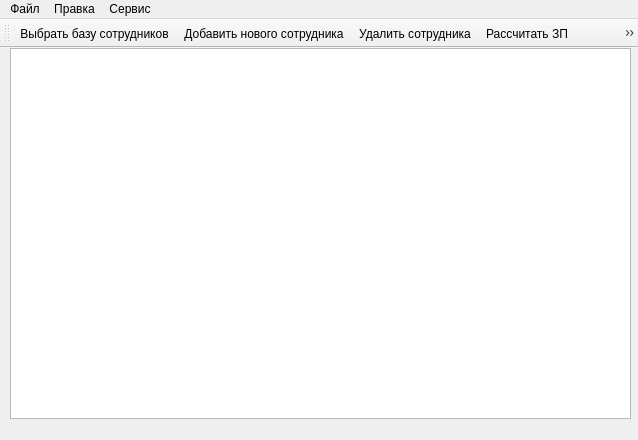
First picture: the form in OPD/winemployees.ui, repository ikherty/OPD, before the edit.
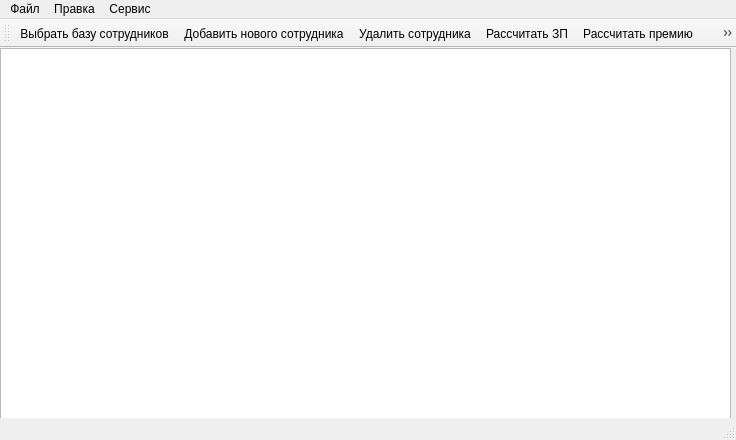
Second picture: the form after the edit. Icons and pictures are not drawn.

The edit to the form file:
```diff
--- a/OPD/winemployees.ui
+++ b/OPD/winemployees.ui
@@ -6,7 +6,7 @@
    <rect>
     <x>0</x>
     <y>0</y>
-    <width>638</width>
+    <width>736</width>
     <height>440</height>
    </rect>
   </property>
@@ -14,12 +14,12 @@
    <string>MainWindow</string>
   </property>
   <widget class="QWidget" name="centralwidget">
-   <widget class="QListWidget" name="listWidget">
+   <widget class="QTextEdit" name="textEdit">
     <property name="geometry">
      <rect>
-      <x>10</x>
+      <x>0</x>
       <y>0</y>
-      <width>621</width>
+      <width>731</width>
       <height>371</height>
      </rect>
     </property>
@@ -30,7 +30,7 @@
     <rect>
      <x>0</x>
      <y>0</y>
-     <width>638</width>
+     <width>736</width>
      <height>28</height>
     </rect>
    </property>
@@ -69,7 +69,7 @@
     <enum>TopToolBarArea</enum>
    </attribute>
    <attribute name="toolBarBreak">
-    <bool>true</bool>
+    <bool>false</bool>
    </attribute>
    <addaction name="action_2"/>
    <addaction name="action_3"/>
@@ -80,6 +80,7 @@
    <addaction name="action_8"/>
    <addaction name="action"/>
   </widget>
+  <widget class="QStatusBar" name="statusBar"/>
   <action name="action">
    <property name="icon">
     <iconset resource="resource.qrc">
```
